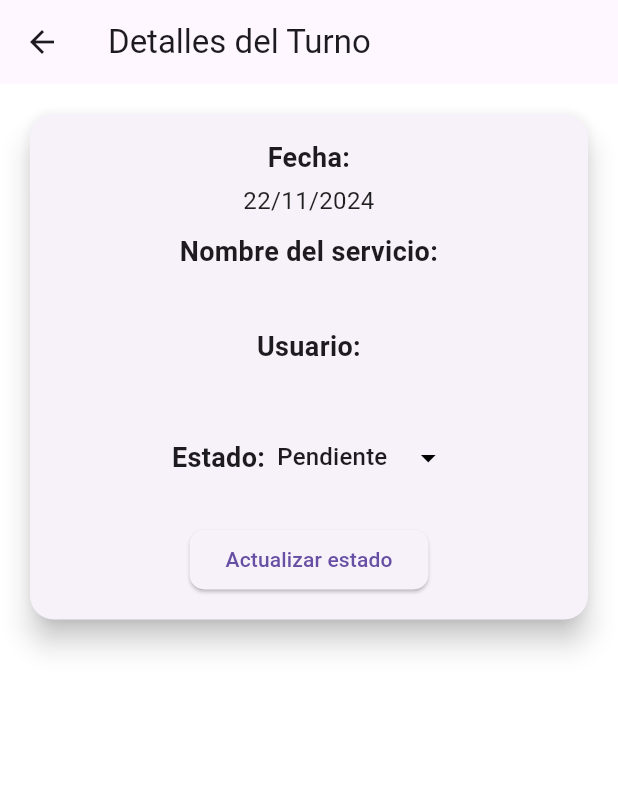
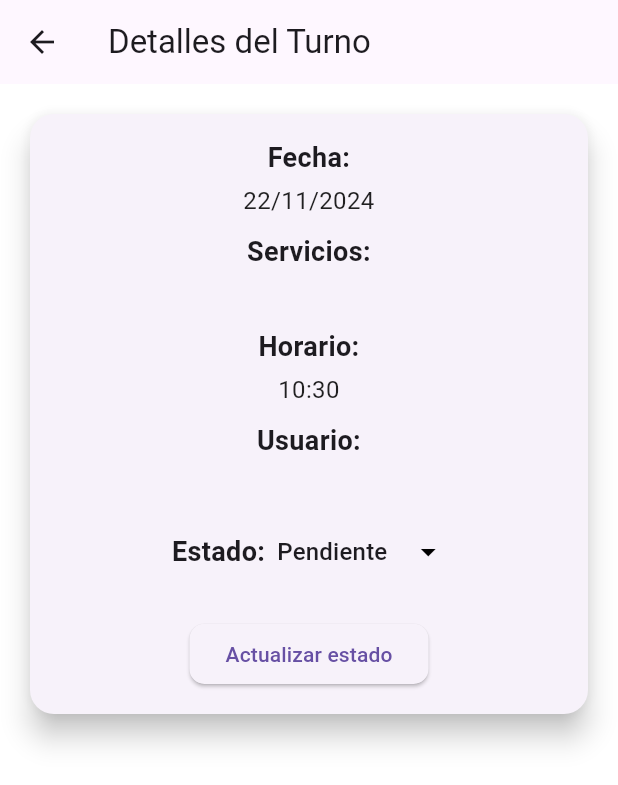
Before and after one commit to danielazim13/genespeluqueria, a Flutter app: the TurnoDetailsScreen screen opened directly with empty values, on a phone screen of 412 x 824 dp. Shown: the top 785 px of the screen. Run offline on Flutter 3.47's test engine with Material 3 defaults, Android fonts, the phone set to English and light mode, and no system bars; our stand-ins replace cloud_firestore, firebase_auth, firebase_core, font_awesome_flutter, go_router; missing offline and left inert: d_chart; accounts and stored records are empty.

Commit message:
admin/agenda/turno/detalle: fix spinner infinito y actualizar estado del turno #4

```diff
--- a/lib/screens/admin/turnos/detalle_turno_screen.dart
+++ b/lib/screens/admin/turnos/detalle_turno_screen.dart
@@ -22,29 +22,31 @@ class _TurnoDetailsScreenState extends State<TurnoDetailsScreen> {
     'Realizado',
     'Cancelado'
   ];
-  String? _turnService; //Cual servicio de los que ofrece la peluqueria quiere??
+  List<String> _turnServices = [];
   String? _userDetails;
+  String? _hourRange;
 
   @override
   void initState() {
     super.initState();
     _selectedState =
-        _states.contains(widget.turn.estado) ? widget.turn.estado: _states[0];
+        _states.contains(widget.turn.estado) ? widget.turn.estado : _states[0];
     _fetchTurnDetails();
     _fetchUserDetails();
   }
 
   Future<void> _fetchTurnDetails() async {
     try {
-      DocumentSnapshot snapshot = await FirebaseFirestore.instance
-          .collection('turnos')
-          .doc(widget.turn.usuario.id)
-          .get();
-      if (snapshot.exists) {
-        setState(() {
-          _turnService = snapshot['servicio'] ?? 'Servicio no disponible';
-        });
-      }
+      // Fetch services directly from the turn object
+      setState(() {
+        _turnServices = widget.turn.servicios.map((s) => s.nombre).toList();
+
+        // Calculate hour range
+        DateTime startTime = widget.turn.ingreso;
+        //DateTime endTime = startTime.add(Duration(minutes: widget.turn.duracion));
+        _hourRange =
+            '${DateFormat('HH:mm').format(startTime)}'; // - ${DateFormat('HH:mm').format(endTime)}';
+      });
     } catch (e) {
       print('Error al obtener detalles del servicio: $e');
     }
@@ -71,7 +73,7 @@ class _TurnoDetailsScreenState extends State<TurnoDetailsScreen> {
       await FirebaseFirestore.instance
           .collection('turns')
           .doc(widget.turn.id)
-          .update({'state': _selectedState});
+          .update({'estado': _selectedState});
       ScaffoldMessenger.of(context).showSnackBar(
         const SnackBar(content: Text('Estado actualizado con éxito')),
       );
@@ -110,7 +112,9 @@ class _TurnoDetailsScreenState extends State<TurnoDetailsScreen> {
                       DateFormat('dd/MM/yyyy').format(widget.turn.ingreso),
                     ),
                     const SizedBox(height: 10),
-                    _buildDetailRow('Nombre del servicio', _turnService),
+                    _buildDetailRow('Servicios', _turnServices.join(', ')),
+                    const SizedBox(height: 10),
+                    _buildDetailRow('Horario', _hourRange),
                     const SizedBox(height: 10),
                     _buildDetailRow('Usuario', _userDetails),
                     const SizedBox(height: 10),
```
